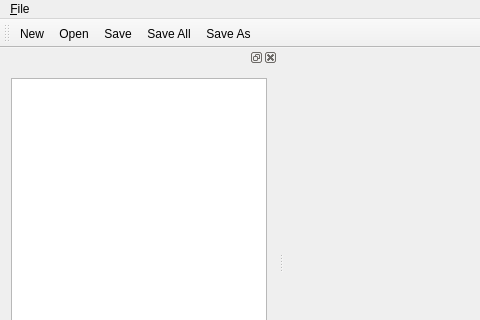
Before: the Qt Designer form CDTStudio/mainwindow.ui in chenguanzhou/CDTStudio, drawn with Qt 5; both pictures show x 0 to 480 and y 0 to 320 of the 750 by 498 pixel window.
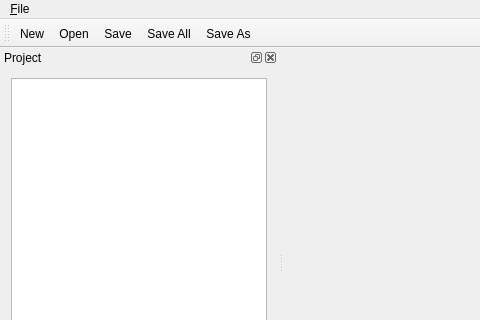
After: the same form once the commit is applied. Icons and pictures are not drawn.

```diff
--- a/CDTStudio/mainwindow.ui
+++ b/CDTStudio/mainwindow.ui
@@ -57,6 +57,9 @@
   </widget>
   <widget class="QStatusBar" name="statusBar"/>
   <widget class="QDockWidget" name="dockWidgetProject">
+   <property name="windowTitle">
+    <string>Project</string>
+   </property>
    <attribute name="dockWidgetArea">
     <number>1</number>
    </attribute>
```
Left out of the diff: 3 changed lines with no effect on the pictures.
